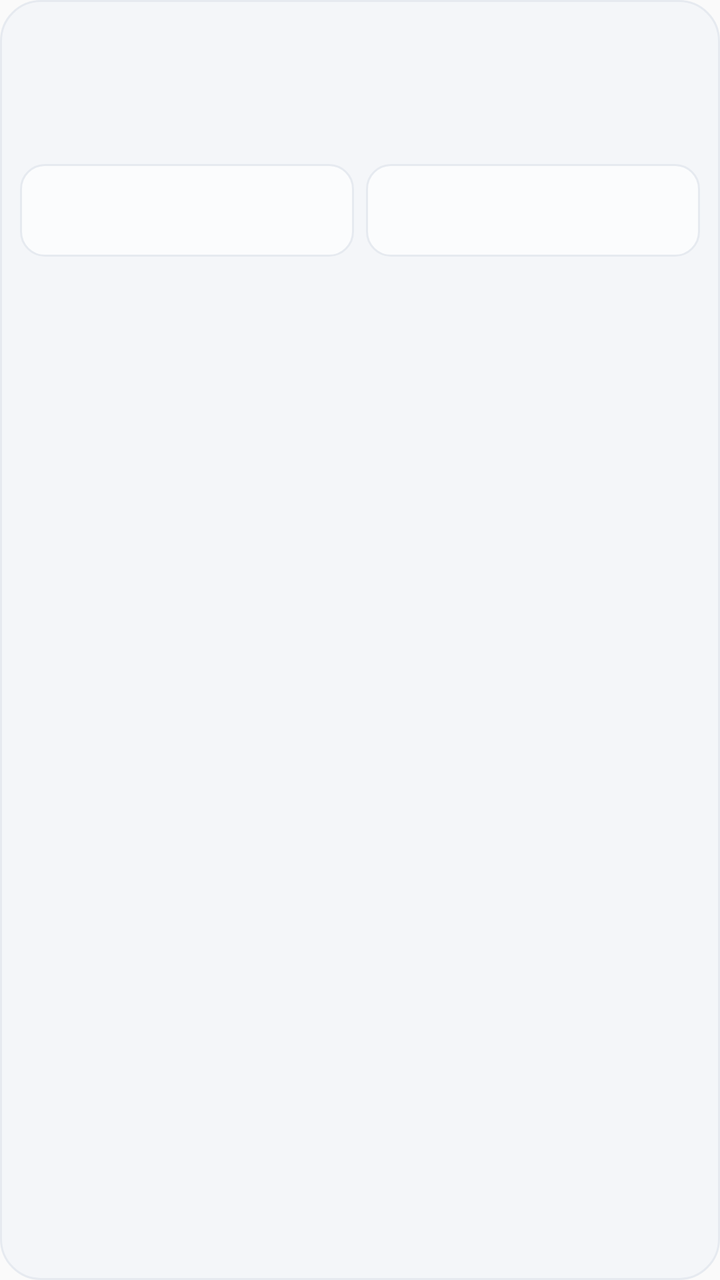
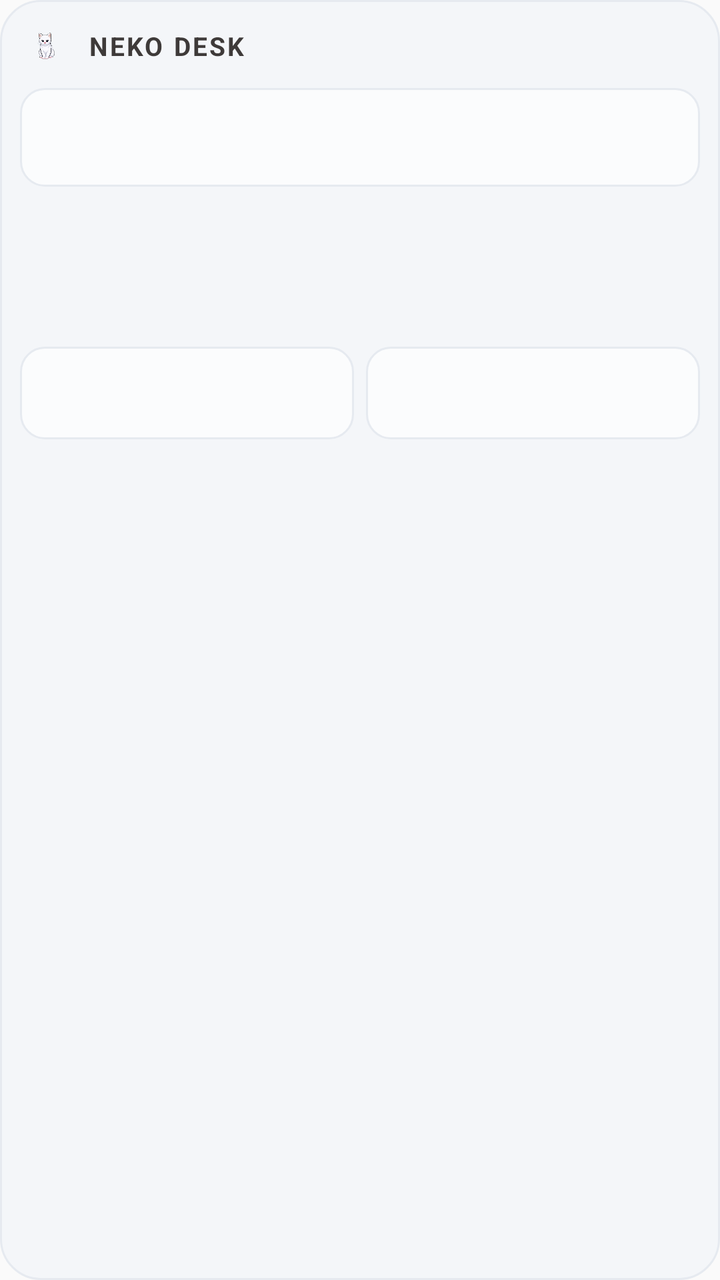

Before-and-after screenshots of an Android layout around one commit, followed by the original layout XML and the change that was made.
<!-- AndroidManifest.xml: application theme AppTheme -->
<!-- res/layout/neko_widget.xml -->
<?xml version="1.0" encoding="utf-8"?>
<LinearLayout xmlns:android="http://schemas.android.com/apk/res/android"
    android:id="@+id/w_root"
    android:layout_width="match_parent"
    android:layout_height="match_parent"
    android:orientation="vertical"
    android:background="@drawable/w_bg"
    android:padding="10dp">

    
    <LinearLayout
        android:id="@+id/w_dday_list"
        android:layout_width="match_parent"
        android:layout_height="wrap_content"
        android:orientation="vertical"
        android:layout_marginBottom="3dp" />

    
    <LinearLayout
        android:id="@+id/w_head_box"
        android:layout_width="match_parent"
        android:layout_height="wrap_content"
        android:orientation="horizontal"
        android:gravity="center_vertical"
        android:paddingLeft="3dp"
        android:paddingRight="4dp"
        android:paddingTop="3dp"
        android:layout_marginBottom="6dp">

        <TextView android:id="@+id/w_head_title"
            android:layout_width="0dp" android:layout_height="wrap_content" android:layout_weight="1"
            android:textSize="12sp" android:textColor="#3E3A39"
            android:maxLines="1" android:ellipsize="end" android:text="" />

        <TextView android:id="@+id/w_head_count"
            android:layout_width="wrap_content" android:layout_height="wrap_content"
            android:textSize="10sp" android:textColor="#9AA0A6" android:text="" />
    </LinearLayout>

    
    <LinearLayout
        android:id="@+id/w_today_list"
        android:layout_width="match_parent"
        android:layout_height="wrap_content"
        android:orientation="vertical" />

    <TextView
        android:id="@+id/w_empty"
        android:layout_width="match_parent"
        android:layout_height="wrap_content"
        android:gravity="center"
        android:paddingTop="12dp"
        android:paddingBottom="12dp"
        android:textSize="11sp"
        android:textColor="#9AA0A6"
        android:text="" />

    
    <LinearLayout
        android:id="@+id/w_sides"
        android:layout_width="match_parent"
        android:layout_height="wrap_content"
        android:orientation="horizontal"
        android:layout_marginTop="5dp">

        <LinearLayout
            android:layout_width="0dp"
            android:layout_height="wrap_content"
            android:layout_weight="1"
            android:orientation="vertical"
            android:background="@drawable/w_side_bg"
            android:paddingLeft="9dp"
            android:paddingRight="9dp"
            android:paddingTop="7dp"
            android:paddingBottom="7dp">

            <TextView android:id="@+id/w_yday_title"
                android:layout_width="match_parent" android:layout_height="wrap_content"
                android:textSize="10sp" android:textColor="#9AA0A6"
                android:paddingBottom="3dp"
                android:maxLines="1" android:ellipsize="end" android:text="" />

            <LinearLayout android:id="@+id/w_yday_list"
                android:layout_width="match_parent" android:layout_height="wrap_content"
                android:orientation="vertical" />

            <TextView android:id="@+id/w_yday_empty"
                android:layout_width="match_parent" android:layout_height="wrap_content"
                android:textSize="10sp" android:textColor="#BDC1C6"
                android:paddingTop="2dp" android:text="" />
        </LinearLayout>

        <LinearLayout
            android:layout_width="0dp"
            android:layout_height="wrap_content"
            android:layout_weight="1"
            android:orientation="vertical"
            android:background="@drawable/w_side_bg"
            android:paddingLeft="9dp"
            android:paddingRight="9dp"
            android:paddingTop="7dp"
            android:paddingBottom="7dp"
        android:layout_marginStart="6dp">

            <TextView android:id="@+id/w_tmr_title"
                android:layout_width="match_parent" android:layout_height="wrap_content"
                android:textSize="10sp" android:textColor="#9AA0A6"
                android:paddingBottom="3dp"
                android:maxLines="1" android:ellipsize="end" android:text="" />

            <LinearLayout android:id="@+id/w_tmr_list"
                android:layout_width="match_parent" android:layout_height="wrap_content"
                android:orientation="vertical" />

            <TextView android:id="@+id/w_tmr_empty"
                android:layout_width="match_parent" android:layout_height="wrap_content"
                android:textSize="10sp" android:textColor="#BDC1C6"
                android:paddingTop="2dp" android:text="" />
        </LinearLayout>
    </LinearLayout>
</LinearLayout>
<!-- resources referenced by this layout -->
<resources>
  <!-- drawable w_bg (drawable) -->
  <?xml version="1.0" encoding="utf-8"?>
  <shape xmlns:android="http://schemas.android.com/apk/res/android" android:shape="rectangle">
      <solid android:color="#F4F6F9" />
      <stroke android:width="1dp" android:color="#E6EAF0" />
      <corners android:radius="20dp" />
  </shape>
  <!-- drawable w_side_bg (drawable) -->
  <?xml version="1.0" encoding="utf-8"?>
  <shape xmlns:android="http://schemas.android.com/apk/res/android" android:shape="rectangle">
      <solid android:color="#FBFCFD" />
      <stroke android:width="1dp" android:color="#E6EAF0" />
      <corners android:radius="12dp" />
  </shape>
  <style name="AppTheme" parent="Theme.AppCompat.Light.DarkActionBar">
          
          <item name="colorPrimary">@color/colorPrimary</item>
          <item name="colorPrimaryDark">@color/colorPrimaryDark</item>
          <item name="colorAccent">@color/colorAccent</item>
      </style>
</resources>

<!-- the commit's change to res/layout/neko_widget.xml (unified diff, before → after) -->
@@ -6,6 +6,9 @@
     android:orientation="vertical"
     android:background="@drawable/w_bg"
     android:padding="10dp">
+
+    <include layout="@layout/w_header" />
+    <include layout="@layout/w_health" />
 
     
     <LinearLayout
@@ -119,3 +122,57 @@
         </LinearLayout>
     </LinearLayout>
 </LinearLayout>
+<!-- res/layout/w_header.xml (included above) -->
+<?xml version="1.0" encoding="utf-8"?>
+<LinearLayout xmlns:android="http://schemas.android.com/apk/res/android"
+    android:layout_width="match_parent"
+    android:layout_height="wrap_content"
+    android:orientation="horizontal"
+    android:gravity="center_vertical"
+    android:layout_marginBottom="8dp">
+
+    <ImageView android:id="@+id/w_cat"
+        android:layout_width="26dp" android:layout_height="26dp"
+        android:layout_marginEnd="8dp"
+        android:contentDescription="@null"
+        android:src="@mipmap/ic_launcher_foreground" />
+
+    <TextView android:id="@+id/w_brand"
+        android:layout_width="0dp" android:layout_height="wrap_content" android:layout_weight="1"
+        android:textSize="13sp" android:textStyle="bold" android:textColor="#3E3A39"
+        android:letterSpacing="0.08"
+        android:text="NEKO DESK" />
+</LinearLayout>
+<!-- res/layout/w_health.xml (included above) -->
+<?xml version="1.0" encoding="utf-8"?>
+<LinearLayout xmlns:android="http://schemas.android.com/apk/res/android"
+    android:layout_width="match_parent"
+    android:layout_height="wrap_content"
+    android:orientation="vertical"
+    android:background="@drawable/w_side_bg"
+    android:paddingLeft="10dp" android:paddingRight="10dp"
+    android:paddingTop="8dp" android:paddingBottom="8dp"
+    android:layout_marginBottom="8dp">
+
+    <LinearLayout android:layout_width="match_parent" android:layout_height="wrap_content"
+        android:orientation="horizontal" android:gravity="center_vertical">
+        <TextView android:id="@+id/w_water_lbl"
+            android:layout_width="0dp" android:layout_height="wrap_content" android:layout_weight="1"
+            android:textSize="10sp" android:textColor="#9AA0A6" android:text="" />
+        <LinearLayout android:id="@+id/w_water_row"
+            android:layout_width="wrap_content" android:layout_height="wrap_content"
+            android:orientation="horizontal" />
+    </LinearLayout>
+
+    <LinearLayout android:id="@+id/w_vita_box"
+        android:layout_width="match_parent" android:layout_height="wrap_content"
+        android:orientation="horizontal" android:gravity="center_vertical"
+        android:layout_marginTop="6dp">
+        <TextView android:id="@+id/w_vita_lbl"
+            android:layout_width="0dp" android:layout_height="wrap_content" android:layout_weight="1"
+            android:textSize="10sp" android:textColor="#9AA0A6" android:text="" />
+        <LinearLayout android:id="@+id/w_vita_row"
+            android:layout_width="wrap_content" android:layout_height="wrap_content"
+            android:orientation="horizontal" />
+    </LinearLayout>
+</LinearLayout>
<!-- resource entries referenced after the edit -->
@@ -14,6 +14,41 @@
       <stroke android:width="1dp" android:color="#E6EAF0" />
       <corners android:radius="12dp" />
   </shape>
+  <!-- mipmap ic_launcher_foreground (drawable-v24) -->
+  <vector xmlns:android="http://schemas.android.com/apk/res/android"
+      xmlns:aapt="http://schemas.android.com/aapt"
+      android:width="108dp"
+      android:height="108dp"
+      android:viewportHeight="108"
+      android:viewportWidth="108">
+      <path
+          android:fillType="evenOdd"
+          android:pathData="M32,64C32,64 38.39,52.99 44.13,50.95C51.37,48.37 70.14,49.57 70.14,49.57L108.26,87.69L108,109.01L75.97,107.97L32,64Z"
+          android:strokeColor="#00000000"
+          android:strokeWidth="1">
+          <aapt:attr name="android:fillColor">
+              <gradient
+                  android:endX="78.5885"
+                  android:endY="90.9159"
+                  android:startX="48.7653"
+                  android:startY="61.0927"
+                  android:type="linear">
+                  <item
+                      android:color="#44000000"
+                      android:offset="0.0" />
+                  <item
+                      android:color="#00000000"
+                      android:offset="1.0" />
+              </gradient>
+          </aapt:attr>
+      </path>
+      <path
+          android:fillColor="#FFFFFF"
+          android:fillType="nonZero"
+          android:pathData="M66.94,46.02L66.94,46.02C72.44,50.07 76,56.61 76,64L32,64C32,56.61 35.56,50.11 40.98,46.06L36.18,41.19C35.45,40.45 35.45,39.3 36.18,38.56C36.91,37.81 38.05,37.81 38.78,38.56L44.25,44.05C47.18,42.57 50.48,41.71 54,41.71C57.48,41.71 60.78,42.57 63.68,44.05L69.11,38.56C69.84,37.81 70.98,37.81 71.71,38.56C72.44,39.3 72.44,40.45 71.71,41.19L66.94,46.02ZM62.94,56.92C64.08,56.92 65,56.01 65,54.88C65,53.76 64.08,52.85 62.94,52.85C61.8,52.85 60.88,53.76 60.88,54.88C60.88,56.01 61.8,56.92 62.94,56.92ZM45.06,56.92C46.2,56.92 47.13,56.01 47.13,54.88C47.13,53.76 46.2,52.85 45.06,52.85C43.92,52.85 43,53.76 43,54.88C43,56.01 43.92,56.92 45.06,56.92Z"
+          android:strokeColor="#00000000"
+          android:strokeWidth="1" />
+  </vector>
   <style name="AppTheme" parent="Theme.AppCompat.Light.DarkActionBar">
           
           <item name="colorPrimary">@color/colorPrimary</item>
